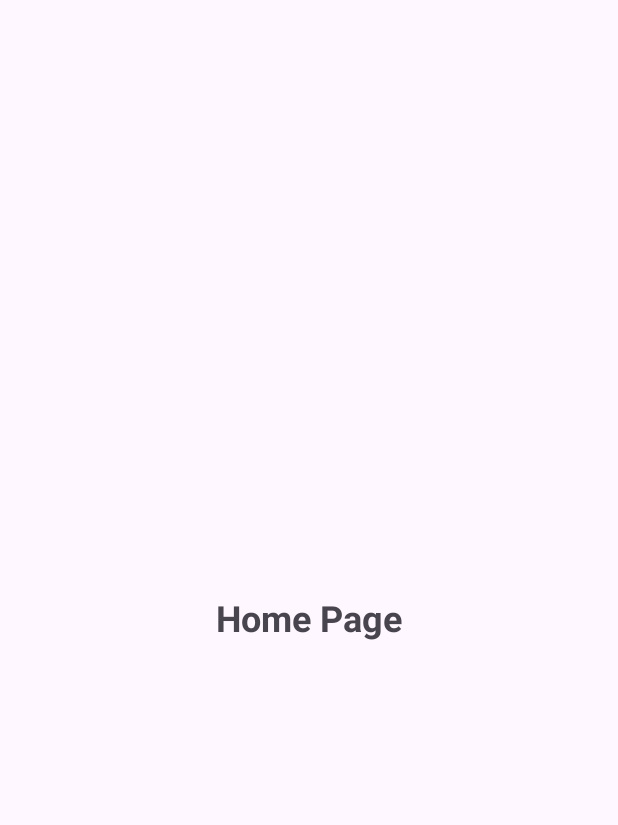
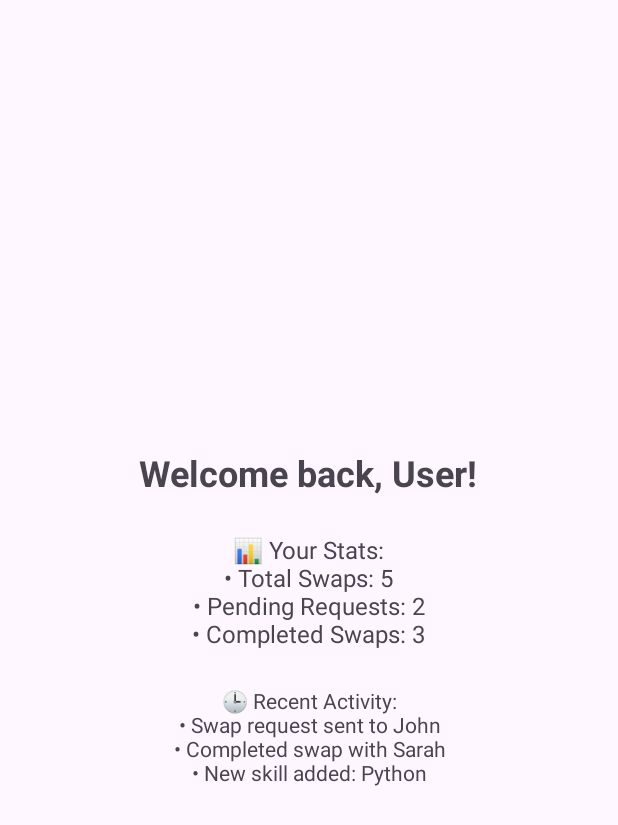
Before and after one commit to bhoraniaarshadali/odoo-hackathon, an Android app: the layout fragment_home.xml on its own in the app's theme, with its tools: preview values and no code run, on a phone screen of 412 x 824 dp. Shown: the top 825 px of the screen. Run offline under Robolectric (Android 15) with nearby library versions, the phone set to English and light mode, and no system bars.

Commit message:
Save local android xml

```diff
--- a/app/src/main/res/layout/fragment_home.xml
+++ b/app/src/main/res/layout/fragment_home.xml
@@ -7,9 +7,29 @@
     android:padding="16dp">
 
     <TextView
-        android:text="Home Page"
+        android:id="@+id/welcomeText"
+        android:text="Welcome back, User!"
         android:textSize="24sp"
         android:textStyle="bold"
         android:layout_width="wrap_content"
-        android:layout_height="wrap_content" />
+        android:layout_height="wrap_content"
+        android:layout_marginBottom="24dp" />
+
+    <TextView
+        android:id="@+id/statsText"
+        android:text="📊 Your Stats:\n• Total Swaps: 5\n• Pending Requests: 2\n• Completed Swaps: 3"
+        android:textSize="16sp"
+        android:layout_width="wrap_content"
+        android:layout_height="wrap_content"
+        android:layout_marginBottom="24dp"
+        android:gravity="center" />
+
+    <TextView
+        android:id="@+id/recentActivityText"
+        android:text="🕒 Recent Activity:\n• Swap request sent to John\n• Completed swap with Sarah\n• New skill added: Python"
+        android:textSize="14sp"
+        android:layout_width="wrap_content"
+        android:layout_height="wrap_content"
+        android:gravity="center" />
+
 </LinearLayout>
```
Also changed, not shown: app/src/main/res/layout/fragment_status.xml (+19 -8 lines).
